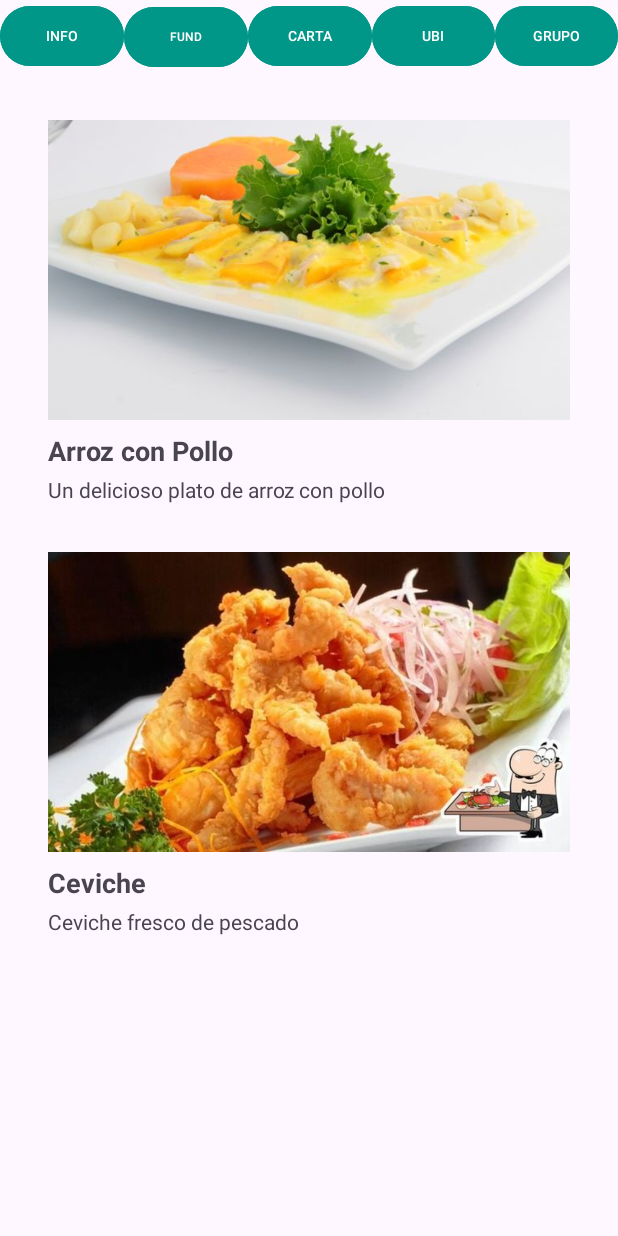
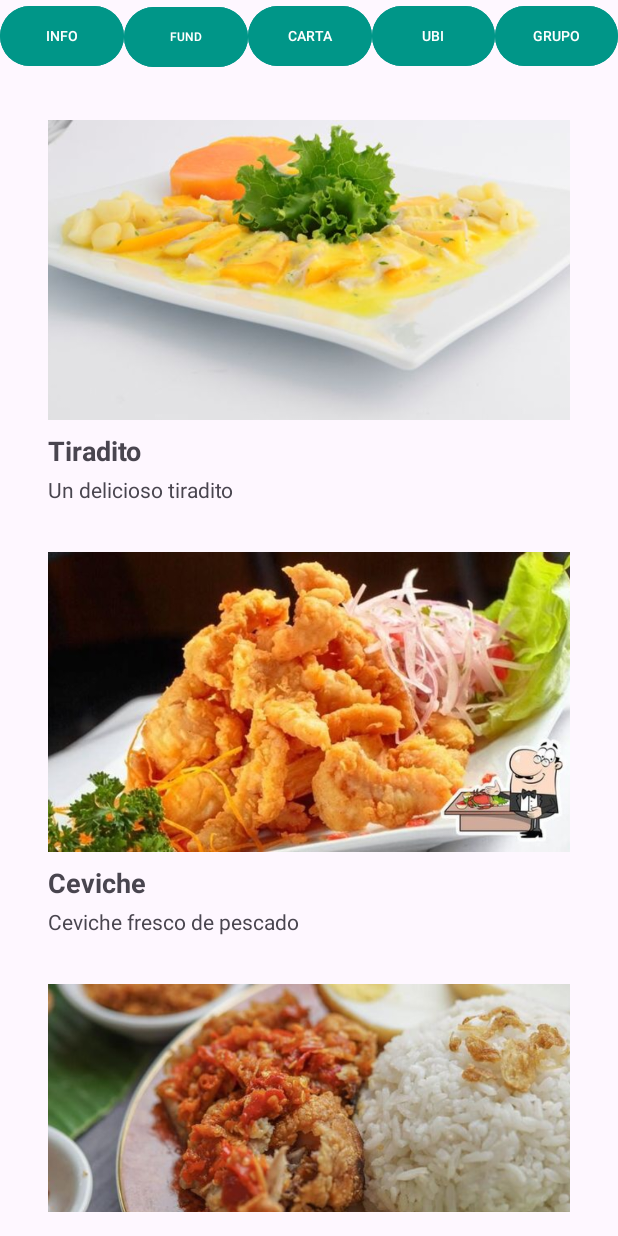
Before and after one commit to OrlandoGonzales13/ep2AndroidRestaurante, an Android app: the screen it shows after launch (MainActivity), after a tap on "CARTA", on a phone screen of 412 x 824 dp. Run offline under Robolectric (Android 15) with nearby library versions, the phone set to English and light mode, and no system bars.

Commit message:
Agregando platos

```diff
--- a/app/src/main/java/com/example/restaurantes/CartaFragment.java
+++ b/app/src/main/java/com/example/restaurantes/CartaFragment.java
@@ -27,8 +27,10 @@ public class CartaFragment extends Fragment {
 
         // Initialize data
         List<Plato> platosList = new ArrayList<>();
-        platosList.add(new Plato("Arroz con Pollo", "Un delicioso plato de arroz con pollo", R.drawable.plato1));
+        platosList.add(new Plato("Tiradito", "Un delicioso tiradito", R.drawable.plato1));
         platosList.add(new Plato("Ceviche", "Ceviche fresco de pescado", R.drawable.plato2));
+        platosList.add(new Plato("Especialidad", "La especialidad", R.drawable.plato3));
+
         // Añadir más platos según sea necesario
 
         // Set adapter
```
